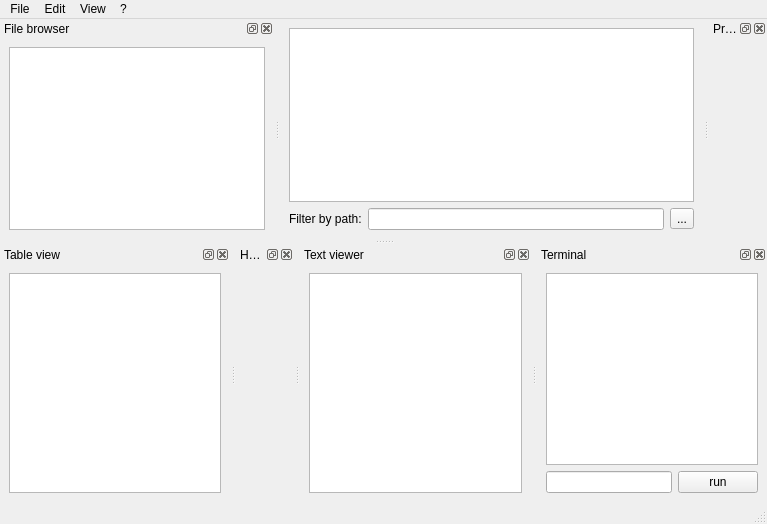
OSLL/sca, file src/mainwindow.ui: the form before one commit.
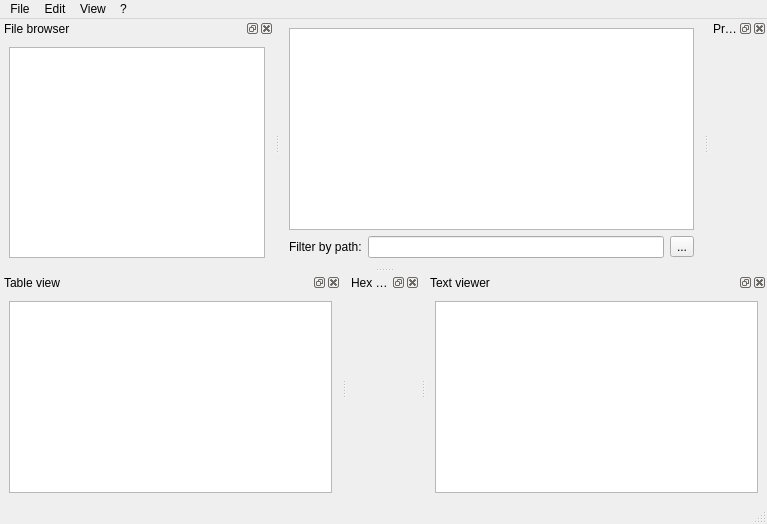
The form after the commit. Custom widgets are drawn as their Qt base class.

Commit message: #4998: TerminalView changed to ProcessView.

What changed in the file:
```diff
--- a/src/mainwindow.ui
+++ b/src/mainwindow.ui
@@ -223,41 +223,6 @@
     </layout>
    </widget>
   </widget>
-  <widget class="QDockWidget" name="dockProcess">
-   <property name="windowTitle">
-    <string>Terminal</string>
-   </property>
-   <attribute name="dockWidgetArea">
-    <number>8</number>
-   </attribute>
-   <widget class="QWidget" name="dockWidgetContents_4">
-    <layout class="QVBoxLayout" name="verticalLayout">
-     <item>
-      <widget class="ObjectTextViewer" name="processOutputEdit"/>
-     </item>
-     <item>
-      <layout class="QHBoxLayout" name="horizontalLayout_3">
-       <item>
-        <widget class="QLineEdit" name="commandLine"/>
-       </item>
-       <item>
-        <widget class="QPushButton" name="commandRunButtom">
-         <property name="text">
-          <string>run</string>
-         </property>
-         <property name="iconSize">
-          <size>
-           <width>16</width>
-           <height>16</height>
-          </size>
-         </property>
-        </widget>
-       </item>
-      </layout>
-     </item>
-    </layout>
-   </widget>
-  </widget>
   <action name="actionOpenInTextViewer">
    <property name="text">
     <string>Open in Text Viewer</string>
```
Left out of the diff: 3 changed lines with no effect on the pictures. The commit also changes 6 other files.
